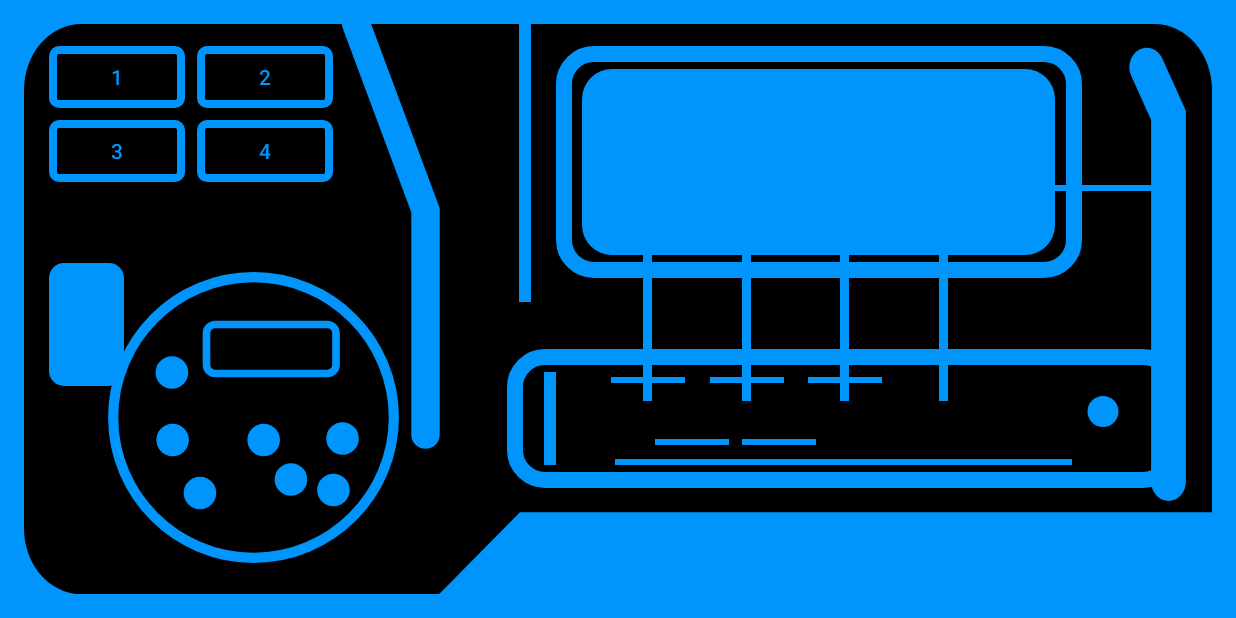
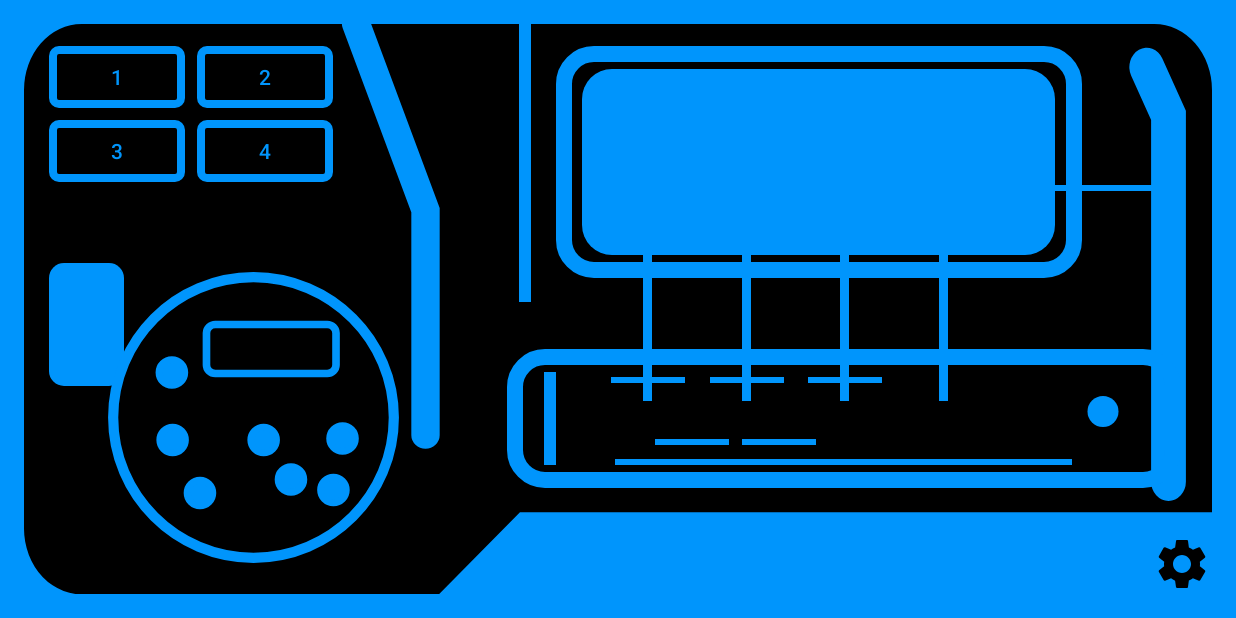
Before and after one commit to wiemerm/Noble, an Android app: the screen it shows after launch (MainActivity), on a phone screen of 824 x 412 dp (held sideways). Run offline under Robolectric (Android 15) with nearby library versions, the phone set to English and light mode, and no system bars.

Commit message:
s43 - Add settings button to the main display; still non-functioning at this point

```diff
--- /dev/null
+++ b/Noble-Android/src/main/res/drawable/ic_settings.xml
@@ -0,0 +1,4 @@
+<vector android:height="40dp" android:viewportHeight="24"
+    android:viewportWidth="24" android:width="40dp" xmlns:android="http://schemas.android.com/apk/res/android">
+    <path android:fillColor="#FF000000" android:pathData="M19.14,12.94c0.04,-0.3 0.06,-0.61 0.06,-0.94c0,-0.32 -0.02,-0.64 -0.07,-0.94l2.03,-1.58c0.18,-0.14 0.23,-0.41 0.12,-0.61l-1.92,-3.32c-0.12,-0.22 -0.37,-0.29 -0.59,-0.22l-2.39,0.96c-0.5,-0.38 -1.03,-0.7 -1.62,-0.94L14.4,2.81c-0.04,-0.24 -0.24,-0.41 -0.48,-0.41h-3.84c-0.24,0 -0.43,0.17 -0.47,0.41L9.25,5.35C8.66,5.59 8.12,5.92 7.63,6.29L5.24,5.33c-0.22,-0.08 -0.47,0 -0.59,0.22L2.74,8.87C2.62,9.08 2.66,9.34 2.86,9.48l2.03,1.58C4.84,11.36 4.8,11.69 4.8,12s0.02,0.64 0.07,0.94l-2.03,1.58c-0.18,0.14 -0.23,0.41 -0.12,0.61l1.92,3.32c0.12,0.22 0.37,0.29 0.59,0.22l2.39,-0.96c0.5,0.38 1.03,0.7 1.62,0.94l0.36,2.54c0.05,0.24 0.24,0.41 0.48,0.41h3.84c0.24,0 0.44,-0.17 0.47,-0.41l0.36,-2.54c0.59,-0.24 1.13,-0.56 1.62,-0.94l2.39,0.96c0.22,0.08 0.47,0 0.59,-0.22l1.92,-3.32c0.12,-0.22 0.07,-0.47 -0.12,-0.61L19.14,12.94zM12,15.6c-1.98,0 -3.6,-1.62 -3.6,-3.6s1.62,-3.6 3.6,-3.6s3.6,1.62 3.6,3.6S13.98,15.6 12,15.6z"/>
+</vector>
--- a/Noble-Android/src/main/res/layout/activity_main.xml
+++ b/Noble-Android/src/main/res/layout/activity_main.xml
@@ -149,4 +149,15 @@
       android:orientation="horizontal"
       app:layout_constraintGuide_percent="0.425" />
 
+  <ImageButton
+      android:layout_width="wrap_content"
+      android:layout_height="wrap_content"
+      android:src="@drawable/ic_settings"
+      android:background="@color/clear"
+      app:layout_constraintRight_toRightOf="@+id/background_image"
+      app:layout_constraintBottom_toBottomOf="@id/background_image"
+      android:padding="8dp"
+      android:layout_marginRight="8dp"
+      android:layout_marginBottom="8dp"/>
+
 </androidx.constraintlayout.widget.ConstraintLayout>
```
